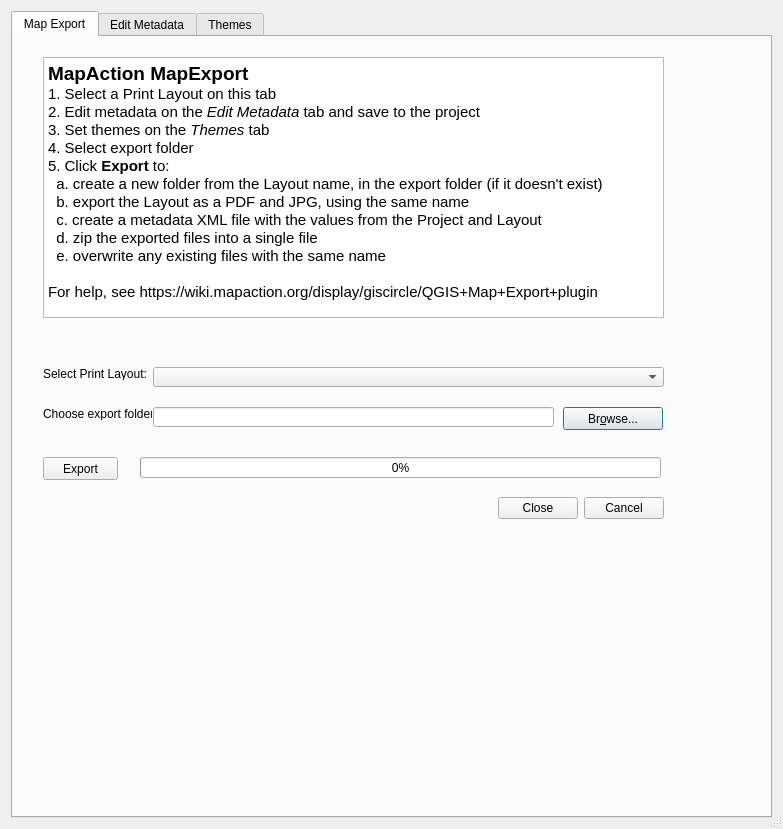
This is map_export_dialog_base.ui in mapaction/mapexport-qgis3 as Qt 5 draws it before an edit. The edited form follows.
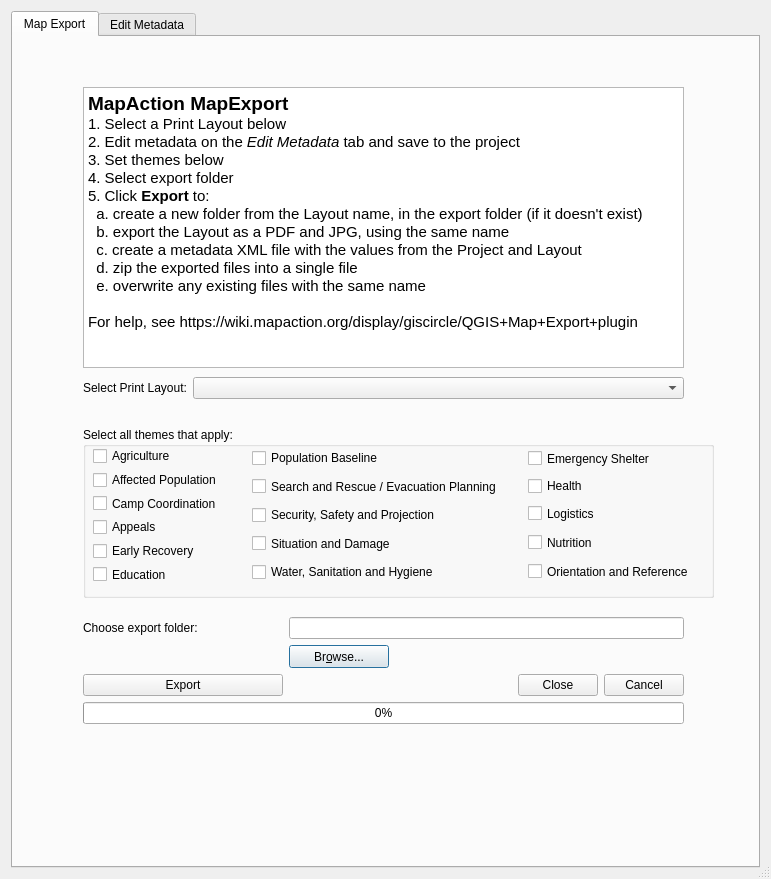
This is the edited form. Icons and pictures are not drawn. Custom widgets are drawn as their Qt base class.

Commit message: Layout enhancements

Diff of the .ui file:
```diff
--- a/map_export_dialog_base.ui
+++ b/map_export_dialog_base.ui
@@ -6,8 +6,8 @@
    <rect>
     <x>0</x>
     <y>0</y>
-    <width>783</width>
-    <height>829</height>
+    <width>771</width>
+    <height>879</height>
    </rect>
   </property>
   <property name="sizePolicy">
@@ -18,7 +18,7 @@
   </property>
   <property name="minimumSize">
    <size>
-    <width>320</width>
+    <width>500</width>
     <height>340</height>
    </size>
   </property>
@@ -42,7 +42,7 @@
    <bool>true</bool>
   </property>
   <layout class="QGridLayout" name="gridLayout">
-   <item row="0" column="0">
+   <item row="0" column="1">
     <widget class="QTabWidget" name="mapExport">
      <property name="currentIndex">
       <number>0</number>
@@ -51,30 +51,55 @@
       <attribute name="title">
        <string>Map Export</string>
       </attribute>
-      <widget class="QTextBrowser" name="textBrowser">
+      <widget class="QLabel" name="printinglabel">
        <property name="geometry">
         <rect>
-         <x>30</x>
-         <y>20</y>
-         <width>621</width>
-         <height>261</height>
+         <x>110</x>
+         <y>390</y>
+         <width>371</width>
+         <height>21</height>
         </rect>
        </property>
-       <property name="sizePolicy">
-        <sizepolicy hsizetype="Fixed" vsizetype="Expanding">
-         <horstretch>0</horstretch>
-         <verstretch>0</verstretch>
-        </sizepolicy>
+       <property name="text">
+        <string/>
        </property>
-       <property name="html">
-        <string>&lt;!DOCTYPE HTML PUBLIC &quot;-//W3C//DTD HTML 4.0//EN&quot; &quot;http://www.w3.org/TR/REC-html40/strict.dtd&quot;&gt;
+      </widget>
+      <widget class="QWidget" name="horizontalLayoutWidget">
+       <property name="geometry">
+        <rect>
+         <x>70</x>
+         <y>50</y>
+         <width>601</width>
+         <height>281</height>
+        </rect>
+       </property>
+       <layout class="QHBoxLayout" name="horizontalLayout">
+        <property name="sizeConstraint">
+         <enum>QLayout::SetMinimumSize</enum>
+        </property>
+        <item>
+         <widget class="QTextBrowser" name="textBrowser">
+          <property name="sizePolicy">
+           <sizepolicy hsizetype="Minimum" vsizetype="Minimum">
+            <horstretch>0</horstretch>
+            <verstretch>0</verstretch>
+           </sizepolicy>
+          </property>
+          <property name="minimumSize">
+           <size>
+            <width>0</width>
+            <height>0</height>
+           </size>
+          </property>
+          <property name="html">
+           <string>&lt;!DOCTYPE HTML PUBLIC &quot;-//W3C//DTD HTML 4.0//EN&quot; &quot;http://www.w3.org/TR/REC-html40/strict.dtd&quot;&gt;
 &lt;html&gt;&lt;head&gt;&lt;meta name=&quot;qrichtext&quot; content=&quot;1&quot; /&gt;&lt;style type=&quot;text/css&quot;&gt;
 p, li { white-space: pre-wrap; }
 &lt;/style&gt;&lt;/head&gt;&lt;body style=&quot; font-family:'MS Shell Dlg 2'; font-size:8.25pt; font-weight:400; font-style:normal;&quot;&gt;
 &lt;p style=&quot; margin-top:0px; margin-bottom:0px; margin-left:0px; margin-right:0px; -qt-block-indent:0; text-indent:0px;&quot;&gt;&lt;span style=&quot; font-family:'Ubuntu'; font-size:14pt; font-weight:600;&quot;&gt;MapAction MapExport&lt;/span&gt;&lt;/p&gt;
-&lt;p style=&quot; margin-top:0px; margin-bottom:0px; margin-left:0px; margin-right:0px; -qt-block-indent:0; text-indent:0px;&quot;&gt;&lt;span style=&quot; font-family:'Ubuntu'; font-size:11pt;&quot;&gt;1. Select a Print Layout on this tab&lt;/span&gt;&lt;/p&gt;
+&lt;p style=&quot; margin-top:0px; margin-bottom:0px; margin-left:0px; margin-right:0px; -qt-block-indent:0; text-indent:0px;&quot;&gt;&lt;span style=&quot; font-family:'Ubuntu'; font-size:11pt;&quot;&gt;1. Select a Print Layout below&lt;/span&gt;&lt;/p&gt;
 &lt;p style=&quot; margin-top:0px; margin-bottom:0px; margin-left:0px; margin-right:0px; -qt-block-indent:0; text-indent:0px;&quot;&gt;&lt;span style=&quot; font-family:'Ubuntu'; font-size:11pt;&quot;&gt;2. Edit metadata on the &lt;/span&gt;&lt;span style=&quot; font-family:'Ubuntu'; font-size:11pt; font-style:italic;&quot;&gt;Edit Metadata&lt;/span&gt;&lt;span style=&quot; font-family:'Ubuntu'; font-size:11pt;&quot;&gt; tab and save to the project&lt;/span&gt;&lt;/p&gt;
-&lt;p style=&quot; margin-top:0px; margin-bottom:0px; margin-left:0px; margin-right:0px; -qt-block-indent:0; text-indent:0px;&quot;&gt;&lt;span style=&quot; font-family:'Ubuntu'; font-size:11pt;&quot;&gt;3. Set themes on the &lt;/span&gt;&lt;span style=&quot; font-family:'Ubuntu'; font-size:11pt; font-style:italic;&quot;&gt;Themes&lt;/span&gt;&lt;span style=&quot; font-family:'Ubuntu'; font-size:11pt;&quot;&gt; tab&lt;/span&gt;&lt;/p&gt;
+&lt;p style=&quot; margin-top:0px; margin-bottom:0px; margin-left:0px; margin-right:0px; -qt-block-indent:0; text-indent:0px;&quot;&gt;&lt;span style=&quot; font-family:'Ubuntu'; font-size:11pt;&quot;&gt;3. Set themes below&lt;/span&gt;&lt;/p&gt;
 &lt;p style=&quot; margin-top:0px; margin-bottom:0px; margin-left:0px; margin-right:0px; -qt-block-indent:0; text-indent:0px;&quot;&gt;&lt;span style=&quot; font-family:'Ubuntu'; font-size:11pt;&quot;&gt;4. Select export folder&lt;/span&gt;&lt;/p&gt;
 &lt;p style=&quot; margin-top:0px; margin-bottom:0px; margin-left:0px; margin-right:0px; -qt-block-indent:0; text-indent:0px;&quot;&gt;&lt;span style=&quot; font-family:'Ubuntu'; font-size:11pt;&quot;&gt;5. Click &lt;/span&gt;&lt;span style=&quot; font-family:'Ubuntu'; font-size:11pt; font-weight:600;&quot;&gt;Export&lt;/span&gt;&lt;span style=&quot; font-family:'Ubuntu'; font-size:11pt;&quot;&gt; to:&lt;/span&gt;&lt;/p&gt;
 &lt;p style=&quot; margin-top:0px; margin-bottom:0px; margin-left:0px; margin-right:0px; -qt-block-indent:0; text-indent:0px;&quot;&gt;&lt;span style=&quot; font-family:'Ubuntu'; font-size:11pt;&quot;&gt;  a. create a new folder from the Layout name, in the export folder (if it doesn't exist)&lt;/span&gt;&lt;/p&gt;
@@ -84,163 +109,451 @@
 &lt;p style=&quot; margin-top:0px; margin-bottom:0px; margin-left:0px; margin-right:0px; -qt-block-indent:0; text-indent:0px;&quot;&gt;&lt;span style=&quot; font-family:'Ubuntu'; font-size:11pt;&quot;&gt;  e. overwrite any existing files with the same name&lt;/span&gt;&lt;/p&gt;
 &lt;p style=&quot;-qt-paragraph-type:empty; margin-top:0px; margin-bottom:0px; margin-left:0px; margin-right:0px; -qt-block-indent:0; text-indent:0px; font-family:'Ubuntu'; font-size:11pt;&quot;&gt;&lt;br /&gt;&lt;/p&gt;
 &lt;p style=&quot; margin-top:0px; margin-bottom:0px; margin-left:0px; margin-right:0px; -qt-block-indent:0; text-indent:0px;&quot;&gt;&lt;span style=&quot; font-family:'Ubuntu'; font-size:11pt;&quot;&gt;For help, see https://wiki.mapaction.org/display/giscircle/QGIS+Map+Export+plugin &lt;/span&gt;&lt;/p&gt;&lt;/body&gt;&lt;/html&gt;</string>
-       </property>
+          </property>
+         </widget>
+        </item>
+       </layout>
       </widget>
-      <widget class="QComboBox" name="layoutSelect">
+      <widget class="QWidget" name="formLayoutWidget_2">
        <property name="geometry">
         <rect>
-         <x>140</x>
-         <y>330</y>
-         <width>511</width>
-         <height>20</height>
+         <x>70</x>
+         <y>580</y>
+         <width>601</width>
+         <height>141</height>
         </rect>
        </property>
+       <layout class="QFormLayout" name="formLayout_2">
+        <item row="0" column="0">
+         <widget class="QLabel" name="label_2">
+          <property name="sizePolicy">
+           <sizepolicy hsizetype="Preferred" vsizetype="Minimum">
+            <horstretch>0</horstretch>
+            <verstretch>0</verstretch>
+           </sizepolicy>
+          </property>
+          <property name="text">
+           <string>Choose export folder:</string>
+          </property>
+         </widget>
+        </item>
+        <item row="0" column="1">
+         <widget class="QLineEdit" name="path">
+          <property name="sizePolicy">
+           <sizepolicy hsizetype="Minimum" vsizetype="Minimum">
+            <horstretch>0</horstretch>
+            <verstretch>0</verstretch>
+           </sizepolicy>
+          </property>
+          <property name="sizeIncrement">
+           <size>
+            <width>0</width>
+            <height>0</height>
+           </size>
+          </property>
+          <property name="toolTip">
+           <string/>
+          </property>
+          <property name="whatsThis">
+           <string/>
+          </property>
+         </widget>
+        </item>
+        <item row="2" column="1">
+         <widget class="QPushButton" name="browser">
+          <property name="sizePolicy">
+           <sizepolicy hsizetype="Maximum" vsizetype="Minimum">
+            <horstretch>0</horstretch>
+            <verstretch>0</verstretch>
+           </sizepolicy>
+          </property>
+          <property name="minimumSize">
+           <size>
+            <width>100</width>
+            <height>23</height>
+           </size>
+          </property>
+          <property name="toolTip">
+           <string>Choose the output folder</string>
+          </property>
+          <property name="text">
+           <string>Br&amp;owse...</string>
+          </property>
+         </widget>
+        </item>
+        <item row="5" column="0">
+         <widget class="QPushButton" name="exportButton">
+          <property name="sizePolicy">
+           <sizepolicy hsizetype="Minimum" vsizetype="Minimum">
+            <horstretch>0</horstretch>
+            <verstretch>0</verstretch>
+           </sizepolicy>
+          </property>
+          <property name="minimumSize">
+           <size>
+            <width>200</width>
+            <height>0</height>
+           </size>
+          </property>
+          <property name="text">
+           <string>Export</string>
+          </property>
+         </widget>
+        </item>
+        <item row="5" column="1">
+         <widget class="QDialogButtonBox" name="buttonBox">
+          <property name="sizePolicy">
+           <sizepolicy hsizetype="Expanding" vsizetype="Minimum">
+            <horstretch>0</horstretch>
+            <verstretch>0</verstretch>
+           </sizepolicy>
+          </property>
+          <property name="contextMenuPolicy">
+           <enum>Qt::DefaultContextMenu</enum>
+          </property>
+          <property name="standardButtons">
+           <set>QDialogButtonBox::Cancel|QDialogButtonBox::Close</set>
+          </property>
+          <property name="centerButtons">
+           <bool>false</bool>
+          </property>
+         </widget>
+        </item>
+        <item row="6" column="0" colspan="2">
+         <widget class="QProgressBar" name="pageBar">
+          <property name="sizePolicy">
+           <sizepolicy hsizetype="Expanding" vsizetype="Minimum">
+            <horstretch>0</horstretch>
+            <verstretch>0</verstretch>
+           </sizepolicy>
+          </property>
+          <property name="value">
+           <number>0</number>
+          </property>
+         </widget>
+        </item>
+       </layout>
       </widget>
-      <widget class="QLabel" name="label_2">
+      <widget class="QGroupBox" name="themeBox">
        <property name="geometry">
         <rect>
-         <x>30</x>
-         <y>370</y>
-         <width>109</width>
-         <height>13</height>
-        </rect>
-       </property>
-       <property name="text">
-        <string>Choose export folder:</string>
-       </property>
-      </widget>
-      <widget class="QLabel" name="label">
-       <property name="geometry">
-        <rect>
-         <x>30</x>
-         <y>330</y>
-         <width>109</width>
-         <height>13</height>
-        </rect>
-       </property>
-       <property name="sizePolicy">
-        <sizepolicy hsizetype="Preferred" vsizetype="Preferred">
-         <horstretch>0</horstretch>
-         <verstretch>0</verstretch>
-        </sizepolicy>
-       </property>
-       <property name="text">
-        <string>Select Print Layout:</string>
-       </property>
-      </widget>
-      <widget class="QLineEdit" name="path">
-       <property name="geometry">
-        <rect>
-         <x>140</x>
-         <y>370</y>
-         <width>401</width>
-         <height>20</height>
-        </rect>
-       </property>
-       <property name="sizePolicy">
-        <sizepolicy hsizetype="Minimum" vsizetype="Fixed">
-         <horstretch>0</horstretch>
-         <verstretch>0</verstretch>
-        </sizepolicy>
-       </property>
-       <property name="sizeIncrement">
-        <size>
-         <width>0</width>
-         <height>0</height>
-        </size>
-       </property>
-       <property name="toolTip">
-        <string/>
-       </property>
-       <property name="whatsThis">
-        <string/>
-       </property>
-      </widget>
-      <widget class="QPushButton" name="browser">
-       <property name="geometry">
-        <rect>
-         <x>550</x>
-         <y>370</y>
-         <width>100</width>
-         <height>23</height>
-        </rect>
-       </property>
-       <property name="sizePolicy">
-        <sizepolicy hsizetype="Maximum" vsizetype="Fixed">
-         <horstretch>0</horstretch>
-         <verstretch>0</verstretch>
-        </sizepolicy>
-       </property>
-       <property name="minimumSize">
-        <size>
-         <width>100</width>
-         <height>23</height>
-        </size>
-       </property>
-       <property name="toolTip">
-        <string>Choose the output folder</string>
-       </property>
-       <property name="text">
-        <string>Br&amp;owse...</string>
-       </property>
-      </widget>
-      <widget class="QProgressBar" name="pageBar">
-       <property name="geometry">
-        <rect>
-         <x>127</x>
-         <y>420</y>
-         <width>521</width>
-         <height>21</height>
-        </rect>
-       </property>
-       <property name="value">
-        <number>0</number>
-       </property>
-      </widget>
-      <widget class="QLabel" name="printinglabel">
-       <property name="geometry">
-        <rect>
-         <x>110</x>
+         <x>70</x>
          <y>390</y>
-         <width>371</width>
-         <height>21</height>
+         <width>631</width>
+         <height>171</height>
         </rect>
        </property>
-       <property name="text">
-        <string/>
+       <property name="sizePolicy">
+        <sizepolicy hsizetype="Preferred" vsizetype="Minimum">
+         <horstretch>0</horstretch>
+         <verstretch>0</verstretch>
+        </sizepolicy>
        </property>
-      </widget>
-      <widget class="QDialogButtonBox" name="buttonBox">
-       <property name="geometry">
-        <rect>
-         <x>120</x>
-         <y>460</y>
-         <width>531</width>
-         <height>23</height>
-        </rect>
+       <property name="title">
+        <string>Select all themes that apply:</string>
        </property>
-       <property name="contextMenuPolicy">
-        <enum>Qt::DefaultContextMenu</enum>
-       </property>
-       <property name="standardButtons">
-        <set>QDialogButtonBox::Cancel|QDialogButtonBox::Close</set>
-       </property>
-       <property name="centerButtons">
-        <bool>false</bool>
-       </property>
+       <widget class="QWidget" name="horizontalLayoutWidget_3">
+        <property name="geometry">
+         <rect>
+          <x>10</x>
+          <y>20</y>
+          <width>601</width>
+          <height>136</height>
+         </rect>
+        </property>
+        <layout class="QHBoxLayout" name="horizontalLayout_3">
+         <item>
+          <layout class="QVBoxLayout" name="verticalLayout">
+           <property name="sizeConstraint">
+            <enum>QLayout::SetMinimumSize</enum>
+           </property>
+           <item>
+            <widget class="QCheckBox" name="agriculture">
+             <property name="sizePolicy">
+              <sizepolicy hsizetype="MinimumExpanding" vsizetype="Minimum">
+               <horstretch>0</horstretch>
+               <verstretch>0</verstretch>
+              </sizepolicy>
+             </property>
+             <property name="text">
+              <string>Agriculture</string>
+             </property>
+            </widget>
+           </item>
+           <item>
+            <widget class="QCheckBox" name="affPopulation">
+             <property name="enabled">
+              <bool>true</bool>
+             </property>
+             <property name="sizePolicy">
+              <sizepolicy hsizetype="Minimum" vsizetype="Minimum">
+               <horstretch>0</horstretch>
+               <verstretch>0</verstretch>
+              </sizepolicy>
+             </property>
+             <property name="text">
+              <string>Affected Population</string>
+             </property>
+            </widget>
+           </item>
+           <item>
+            <widget class="QCheckBox" name="campCoordination">
+             <property name="sizePolicy">
+              <sizepolicy hsizetype="Minimum" vsizetype="Minimum">
+               <horstretch>0</horstretch>
+               <verstretch>0</verstretch>
+              </sizepolicy>
+             </property>
+             <property name="text">
+              <string>Camp Coordination</string>
+             </property>
+            </widget>
+           </item>
+           <item>
+            <widget class="QCheckBox" name="appeals">
+             <property name="sizePolicy">
+              <sizepolicy hsizetype="Minimum" vsizetype="Minimum">
+               <horstretch>0</horstretch>
+               <verstretch>0</verstretch>
+              </sizepolicy>
+             </property>
+             <property name="text">
+              <string>Appeals</string>
+             </property>
+            </widget>
+           </item>
+           <item>
+            <widget class="QCheckBox" name="earlyRecovery">
+             <property name="sizePolicy">
+              <sizepolicy hsizetype="Minimum" vsizetype="Minimum">
+               <horstretch>0</horstretch>
+               <verstretch>0</verstretch>
+              </sizepolicy>
+             </property>
+             <property name="text">
+              <string>Early Recovery</string>
+             </property>
+            </widget>
+           </item>
+           <item>
+            <widget class="QCheckBox" name="education">
+             <property name="sizePolicy">
+              <sizepolicy hsizetype="Minimum" vsizetype="Minimum">
+               <horstretch>0</horstretch>
+               <verstretch>0</verstretch>
+              </sizepolicy>
+             </property>
+             <property name="text">
+              <string>Education</string>
+             </property>
+            </widget>
+           </item>
+          </layout>
+         </item>
+         <item>
+          <spacer name="verticalSpacer_4">
+           <property name="orientation">
+            <enum>Qt::Vertical</enum>
+           </property>
+           <property name="sizeHint" stdset="0">
+            <size>
+             <width>20</width>
+             <height>40</height>
+            </size>
+           </property>
+          </spacer>
+         </item>
+         <item>
+          <layout class="QVBoxLayout" name="verticalLayout_2">
+           <property name="sizeConstraint">
+            <enum>QLayout::SetMinimumSize</enum>
+           </property>
+           <item>
+            <widget class="QCheckBox" name="popBaseline">
+             <property name="sizePolicy">
+              <sizepolicy hsizetype="Minimum" vsizetype="Minimum">
+               <horstretch>0</horstretch>
+               <verstretch>0</verstretch>
+              </sizepolicy>
+             </property>
+             <property name="text">
+              <string>Population Baseline</string>
+             </property>
+            </widget>
+           </item>
+           <item>
+            <widget class="QCheckBox" name="sarEvacuation">
+             <property name="sizePolicy">
+              <sizepolicy hsizetype="Minimum" vsizetype="Minimum">
+               <horstretch>0</horstretch>
+               <verstretch>0</verstretch>
+              </sizepolicy>
+             </property>
+             <property name="text">
+              <string>Search and Rescue / Evacuation Planning</string>
+             </property>
+            </widget>
+           </item>
+           <item>
+            <widget class="QCheckBox" name="secSafety">
+             <property name="sizePolicy">
+              <sizepolicy hsizetype="Minimum" vsizetype="Minimum">
+               <horstretch>0</horstretch>
+               <verstretch>0</verstretch>
+              </sizepolicy>
+             </property>
+             <property name="text">
+              <string>Security, Safety and Projection</string>
+             </property>
+            </widget>
+           </item>
+           <item>
+            <widget class="QCheckBox" name="sitDamage">
+             <property name="sizePolicy">
+              <sizepolicy hsizetype="Minimum" vsizetype="Minimum">
+               <horstretch>0</horstretch>
+               <verstretch>0</verstretch>
+              </sizepolicy>
+             </property>
+             <property name="text">
+              <string>Situation and Damage</string>
+             </property>
+            </widget>
+           </item>
+           <item>
+            <widget class="QCheckBox" name="wash">
+             <property name="sizePolicy">
+              <sizepolicy hsizetype="Minimum" vsizetype="Minimum">
+               <horstretch>0</horstretch>
+               <verstretch>0</verstretch>
+              </sizepolicy>
+             </property>
+             <property name="text">
+              <string>Water, Sanitation and Hygiene</string>
+             </property>
+            </widget>
+           </item>
+          </layout>
+         </item>
+         <item>
+          <spacer name="verticalSpacer_3">
+           <property name="orientation">
+            <enum>Qt::Vertical</enum>
+           </property>
+           <property name="sizeHint" stdset="0">
+            <size>
+             <width>20</width>
+             <height>40</height>
+            </size>
+           </property>
+          </spacer>
+         </item>
+         <item>
+          <layout class="QVBoxLayout" name="verticalLayout_3">
+           <property name="sizeConstraint">
+            <enum>QLayout::SetMinimumSize</enum>
+           </property>
+           <item>
+            <widget class="QCheckBox" name="shelter">
+             <property name="sizePolicy">
+              <sizepolicy hsizetype="Minimum" vsizetype="Minimum">
+               <horstretch>0</horstretch>
+               <verstretch>0</verstretch>
+              </sizepolicy>
+             </property>
+             <property name="text">
+              <string>Emergency Shelter</string>
+             </property>
+            </widget>
+           </item>
+           <item>
+            <widget class="QCheckBox" name="health">
+             <property name="text">
+              <string>Health</string>
+             </property>
+            </widget>
+           </item>
+           <item>
+            <widget class="QCheckBox" name="logistics">
+             <property name="sizePolicy">
+              <sizepolicy hsizetype="Minimum" vsizetype="Minimum">
+               <horstretch>0</horstretch>
+               <verstretch>0</verstretch>
+              </sizepolicy>
+             </property>
+             <property name="text">
+              <string>Logistics</string>
+             </property>
+            </widget>
+           </item>
+           <item>
+            <widget class="QCheckBox" name="nutrition">
+             <property name="sizePolicy">
+              <sizepolicy hsizetype="Minimum" vsizetype="Minimum">
+               <horstretch>0</horstretch>
+               <verstretch>0</verstretch>
+              </sizepolicy>
+             </property>
+             <property name="text">
+              <string>Nutrition</string>
+             </property>
+            </widget>
+           </item>
+           <item>
+            <widget class="QCheckBox" name="orientationReference">
+             <property name="sizePolicy">
+              <sizepolicy hsizetype="Minimum" vsizetype="Minimum">
+               <horstretch>0</horstretch>
+               <verstretch>0</verstretch>
+              </sizepolicy>
+             </property>
+             <property name="text">
+              <string>Orientation and Reference</string>
+             </property>
+            </widget>
+           </item>
+          </layout>
+         </item>
+        </layout>
+       </widget>
       </widget>
-      <widget class="QPushButton" name="exportButton">
+      <widget class="QWidget" name="formLayoutWidget_3">
        <property name="geometry">
         <rect>
-         <x>30</x>
-         <y>420</y>
-         <width>75</width>
-         <height>23</height>
+         <x>70</x>
+         <y>340</y>
+         <width>601</width>
+         <height>31</height>
         </rect>
        </property>
-       <property name="text">
-        <string>Export</string>
-       </property>
+       <layout class="QFormLayout" name="formLayout_3">
+        <property name="sizeConstraint">
+         <enum>QLayout::SetMinimumSize</enum>
+        </property>
+        <item row="0" column="0">
+         <widget class="QLabel" name="label">
+          <property name="sizePolicy">
+           <sizepolicy hsizetype="Preferred" vsizetype="Minimum">
+            <horstretch>0</horstretch>
+            <verstretch>0</verstretch>
+           </sizepolicy>
+          </property>
+          <property name="text">
+           <string>Select Print Layout:</string>
+          </property>
+         </widget>
+        </item>
+        <item row="0" column="1">
+         <widget class="QComboBox" name="layoutSelect">
+          <property name="sizePolicy">
+           <sizepolicy hsizetype="Preferred" vsizetype="Minimum">
+            <horstretch>0</horstretch>
+            <verstretch>0</verstretch>
+           </sizepolicy>
+          </property>
+         </widget>
+        </item>
+       </layout>
       </widget>
      </widget>
      <widget class="QWidget" name="tab_2">
@@ -766,235 +1079,6 @@
        </property>
       </widget>
      </widget>
-     <widget class="QWidget" name="themesTab">
-      <attribute name="title">
-       <string>Themes</string>
-      </attribute>
-      <widget class="QGroupBox" name="themeBox">
-       <property name="geometry">
-        <rect>
-         <x>39</x>
-         <y>9</y>
-         <width>351</width>
-         <height>521</height>
-        </rect>
-       </property>
-       <property name="title">
-        <string>Themes</string>
-       </property>
-       <widget class="QCheckBox" name="affPopulation">
-        <property name="enabled">
-         <bool>true</bool>
-        </property>
-        <property name="geometry">
-         <rect>
-          <x>20</x>
-          <y>20</y>
-          <width>161</width>
-          <height>17</height>
-         </rect>
-        </property>
-        <property name="text">
-         <string>Affected Population</string>
-        </property>
-       </widget>
-       <widget class="QCheckBox" name="agriculture">
-        <property name="geometry">
-         <rect>
-          <x>20</x>
-          <y>50</y>
-          <width>70</width>
-          <height>17</height>
-         </rect>
-        </property>
-        <property name="text">
-         <string>Agriculture</string>
-        </property>
-       </widget>
-       <widget class="QCheckBox" name="appeals">
-        <property name="geometry">
-         <rect>
-          <x>20</x>
-          <y>80</y>
-          <width>70</width>
-          <height>17</height>
-         </rect>
-        </property>
-        <property name="text">
-         <string>Appeals</string>
-        </property>
-       </widget>
-       <widget class="QCheckBox" name="campCoordination">
-        <property name="geometry">
-         <rect>
-          <x>20</x>
-          <y>110</y>
-          <width>121</width>
-          <height>17</height>
-         </rect>
-        </property>
-        <property name="text">
-         <string>Camp Coordination</string>
-        </property>
-       </widget>
-       <widget class="QCheckBox" name="earlyRecovery">
-        <property name="geometry">
-         <rect>
-          <x>20</x>
-          <y>140</y>
-          <width>121</width>
-          <height>17</height>
-         </rect>
-        </property>
-        <property name="text">
-         <string>Early Recovery</string>
-        </property>
-       </widget>
-       <widget class="QCheckBox" name="education">
-        <property name="geometry">
-         <rect>
-          <x>20</x>
-          <y>170</y>
-          <width>70</width>
-          <height>17</height>
-         </rect>
-        </property>
-        <property name="text">
-         <string>Education</string>
-        </property>
-       </widget>
-       <widget class="QCheckBox" name="shelter">
-        <property name="geometry">
-         <rect>
-          <x>20</x>
-          <y>200</y>
-          <width>131</width>
-          <height>17</height>
-         </rect>
-        </property>
-        <property name="text">
-         <string>Emergency Shelter</string>
-        </property>
-       </widget>
-       <widget class="QCheckBox" name="health">
-        <property name="geometry">
-         <rect>
-          <x>20</x>
-          <y>230</y>
-          <width>70</width>
-          <height>17</height>
-         </rect>
-        </property>
-        <property name="text">
-         <string>Health</string>
-        </property>
-       </widget>
-       <widget class="QCheckBox" name="logistics">
-        <property name="geometry">
-         <rect>
-          <x>20</x>
-          <y>260</y>
-          <width>70</width>
-          <height>17</height>
-         </rect>
-        </property>
-        <property name="text">
-         <string>Logistics</string>
-        </property>
-       </widget>
-       <widget class="QCheckBox" name="nutrition">
-        <property name="geometry">
-         <rect>
-          <x>20</x>
-          <y>290</y>
-          <width>70</width>
-          <height>17</height>
-         </rect>
-        </property>
-        <property name="text">
-         <string>Nutrition</string>
-        </property>
-       </widget>
-       <widget class="QCheckBox" name="orientationReference">
-        <property name="geometry">
-         <rect>
-          <x>20</x>
-          <y>320</y>
-          <width>151</width>
-          <height>17</height>
-         </rect>
-        </property>
-        <property name="text">
-         <string>Orientation and Reference</string>
-        </property>
-       </widget>
-       <widget class="QCheckBox" name="popBaseline">
-        <property name="geometry">
-         <rect>
-          <x>20</x>
-          <y>350</y>
-          <width>111</width>
-          <height>17</height>
-         </rect>
-        </property>
-        <property name="text">
-         <string>Population Baseline</string>
-        </property>
-       </widget>
-       <widget class="QCheckBox" name="sarEvacuation">
-        <property name="geometry">
-         <rect>
-          <x>20</x>
-          <y>380</y>
-          <width>231</width>
-          <height>17</height>
-         </rect>
-        </property>
-        <property name="text">
-         <string>Search and Rescue / Evacuation Planning</string>
-        </property>
-       </widget>
-       <widget class="QCheckBox" name="secSafety">
-        <property name="geometry">
-         <rect>
-          <x>20</x>
-          <y>410</y>
-          <width>251</width>
-          <height>17</height>
-         </rect>
-        </property>
-        <property name="text">
-         <string>Security, Safety and Projection</string>
-        </property>
-       </widget>
-       <widget class="QCheckBox" name="sitDamage">
-        <property name="geometry">
-         <rect>
-          <x>20</x>
-          <y>440</y>
-          <width>151</width>
-          <height>17</height>
-         </rect>
-        </property>
-        <property name="text">
-         <string>Situation and Damage</string>
-        </property>
-       </widget>
-       <widget class="QCheckBox" name="wash">
-        <property name="geometry">
-         <rect>
-          <x>20</x>
-          <y>470</y>
-          <width>191</width>
-          <height>17</height>
-         </rect>
-        </property>
-        <property name="text">
-         <string>Water, Sanitation and Hygiene</string>
-        </property>
-       </widget>
-      </widget>
-     </widget>
     </widget>
    </item>
   </layout>
```
